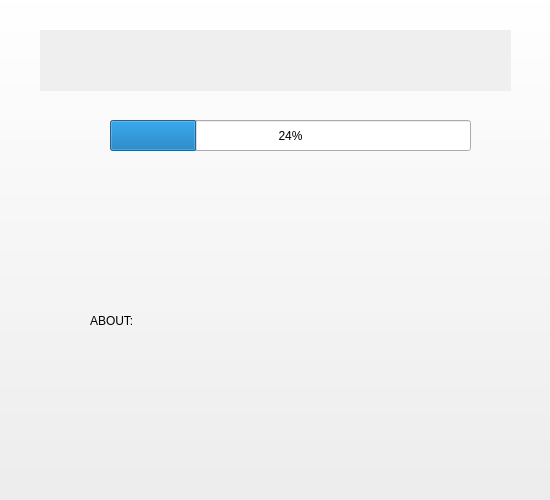
This is recipebutton.ui in ReneeTong/a8-edu-app as Qt 5 draws it before an edit. The edited form follows.
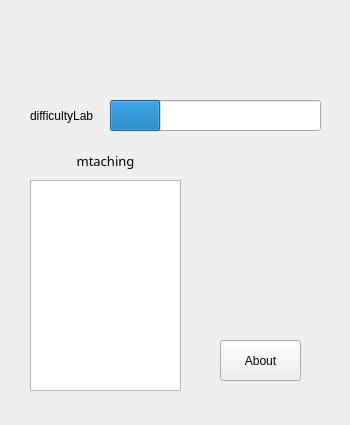
This is the edited form.

What changed in the file:
```diff
--- a/recipebutton.ui
+++ b/recipebutton.ui
@@ -6,8 +6,8 @@
    <rect>
     <x>0</x>
     <y>0</y>
-    <width>550</width>
-    <height>500</height>
+    <width>350</width>
+    <height>425</height>
    </rect>
   </property>
   <property name="windowTitle">
@@ -16,62 +16,103 @@
   <widget class="QLabel" name="recipeName">
    <property name="geometry">
     <rect>
-     <x>40</x>
-     <y>30</y>
-     <width>471</width>
-     <height>61</height>
+     <x>30</x>
+     <y>40</y>
+     <width>291</width>
+     <height>41</height>
     </rect>
    </property>
+   <property name="font">
+    <font>
+     <family>Segoe Print</family>
+     <pointsize>36</pointsize>
+     <underline>true</underline>
+    </font>
+   </property>
    <property name="autoFillBackground">
     <bool>true</bool>
    </property>
    <property name="text">
     <string/>
    </property>
+   <property name="alignment">
+    <set>Qt::AlignCenter</set>
+   </property>
   </widget>
   <widget class="QProgressBar" name="recipeDifficulty">
    <property name="geometry">
     <rect>
      <x>110</x>
-     <y>120</y>
-     <width>361</width>
+     <y>100</y>
+     <width>211</width>
      <height>31</height>
     </rect>
    </property>
    <property name="value">
     <number>24</number>
    </property>
+   <property name="textVisible">
+    <bool>false</bool>
+   </property>
   </widget>
   <widget class="QPushButton" name="pushButton">
    <property name="geometry">
     <rect>
-     <x>-10</x>
-     <y>-10</y>
-     <width>571</width>
-     <height>511</height>
+     <x>220</x>
+     <y>340</y>
+     <width>81</width>
+     <height>41</height>
     </rect>
    </property>
    <property name="text">
-    <string/>
+    <string>About</string>
    </property>
   </widget>
   <widget class="QLabel" name="recipeAbout">
    <property name="geometry">
     <rect>
-     <x>90</x>
-     <y>230</y>
-     <width>371</width>
-     <height>181</height>
+     <x>30</x>
+     <y>100</y>
+     <width>71</width>
+     <height>31</height>
     </rect>
    </property>
    <property name="text">
-    <string>ABOUT: </string>
+    <string>difficultyLab</string>
    </property>
   </widget>
-  <zorder>pushButton</zorder>
-  <zorder>recipeName</zorder>
-  <zorder>recipeDifficulty</zorder>
-  <zorder>recipeAbout</zorder>
+  <widget class="QListWidget" name="matchingList">
+   <property name="geometry">
+    <rect>
+     <x>30</x>
+     <y>180</y>
+     <width>151</width>
+     <height>211</height>
+    </rect>
+   </property>
+  </widget>
+  <widget class="QLabel" name="matchingLab">
+   <property name="geometry">
+    <rect>
+     <x>30</x>
+     <y>150</y>
+     <width>151</width>
+     <height>21</height>
+    </rect>
+   </property>
+   <property name="font">
+    <font>
+     <family>Segoe Fluent Icons</family>
+     <pointsize>10</pointsize>
+    </font>
+   </property>
+   <property name="text">
+    <string>mtaching</string>
+   </property>
+   <property name="alignment">
+    <set>Qt::AlignCenter</set>
+   </property>
+  </widget>
  </widget>
  <resources/>
  <connections/>
```
Left out of the diff: 4 changed lines with no effect on the pictures.
